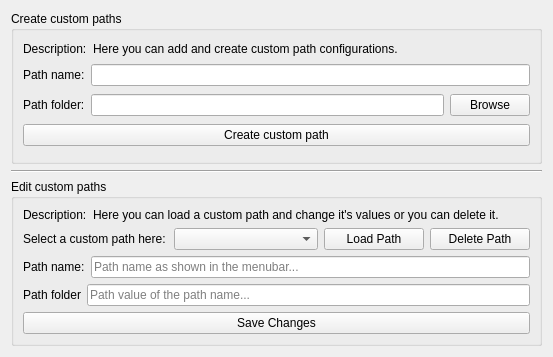
First picture: the form in src/gui/widgets/CustomPathsManager.ui, repository zaricj/XMLuvation, before the edit.
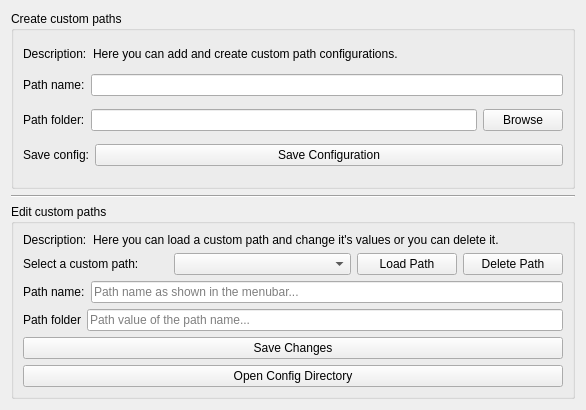
Second picture: the form after the edit. Icons and pictures are not drawn.

Commit message: Adjusted custom widgets and added button to open config directory in file manager

```diff
--- a/src/gui/widgets/CustomPathsManager.ui
+++ b/src/gui/widgets/CustomPathsManager.ui
@@ -6,8 +6,8 @@
    <rect>
     <x>0</x>
     <y>0</y>
-    <width>553</width>
-    <height>357</height>
+    <width>586</width>
+    <height>410</height>
    </rect>
   </property>
   <property name="windowTitle">
@@ -110,11 +110,28 @@
          </layout>
         </item>
         <item>
-         <widget class="QPushButton" name="button_create_custom_path">
-          <property name="text">
-           <string>Create custom path</string>
-          </property>
-         </widget>
+         <layout class="QHBoxLayout" name="horizontalLayout_6">
+          <item>
+           <widget class="QLabel" name="label_save_config">
+            <property name="sizePolicy">
+             <sizepolicy hsizetype="Maximum" vsizetype="Preferred">
+              <horstretch>0</horstretch>
+              <verstretch>0</verstretch>
+             </sizepolicy>
+            </property>
+            <property name="text">
+             <string>Save config:</string>
+            </property>
+           </widget>
+          </item>
+          <item>
+           <widget class="QPushButton" name="button_create_custom_path">
+            <property name="text">
+             <string>Save Configuration</string>
+            </property>
+           </widget>
+          </item>
+         </layout>
         </item>
        </layout>
       </widget>
@@ -194,7 +211,7 @@
              </size>
             </property>
             <property name="text">
-             <string>Select a custom path here:</string>
+             <string>Select a custom path:</string>
             </property>
            </widget>
           </item>
@@ -279,6 +296,13 @@
           </property>
          </widget>
         </item>
+        <item>
+         <widget class="QPushButton" name="button_open_config_directory">
+          <property name="text">
+           <string>Open Config Directory</string>
+          </property>
+         </widget>
+        </item>
        </layout>
       </widget>
      </item>
```
Left out of the diff: 3 changed lines with no effect on the pictures. The commit also changes 3 other files.
